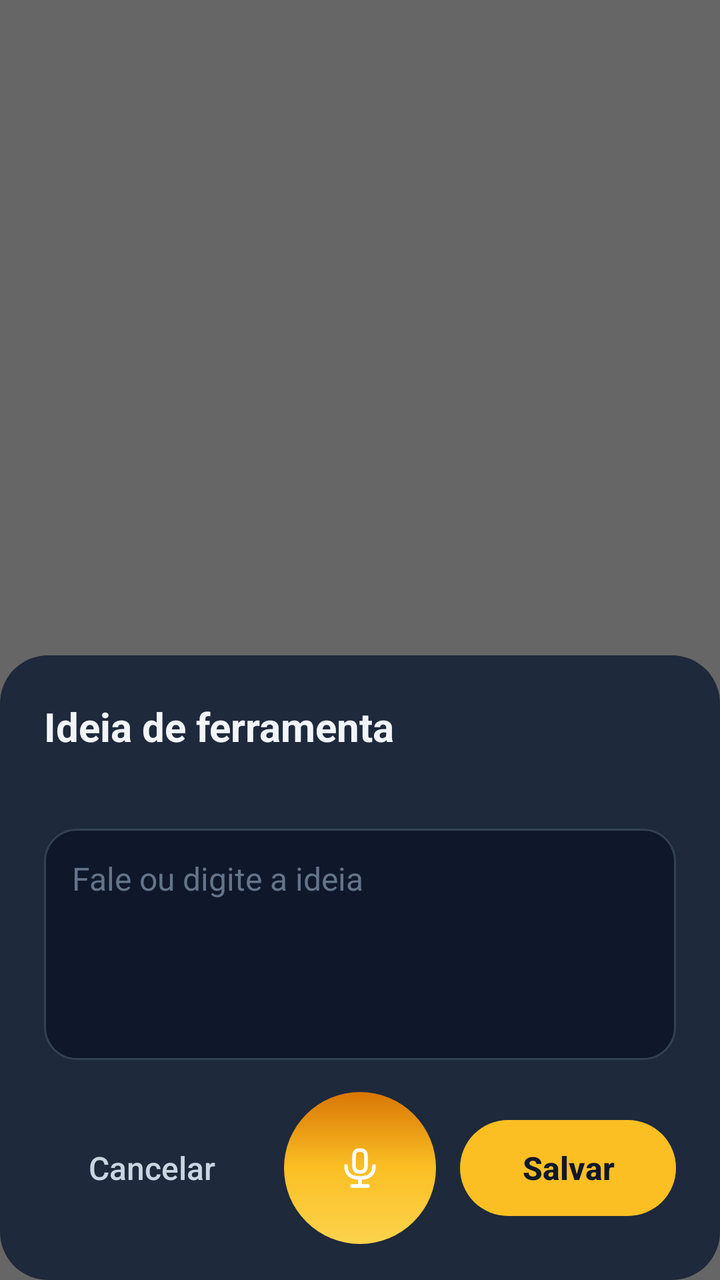
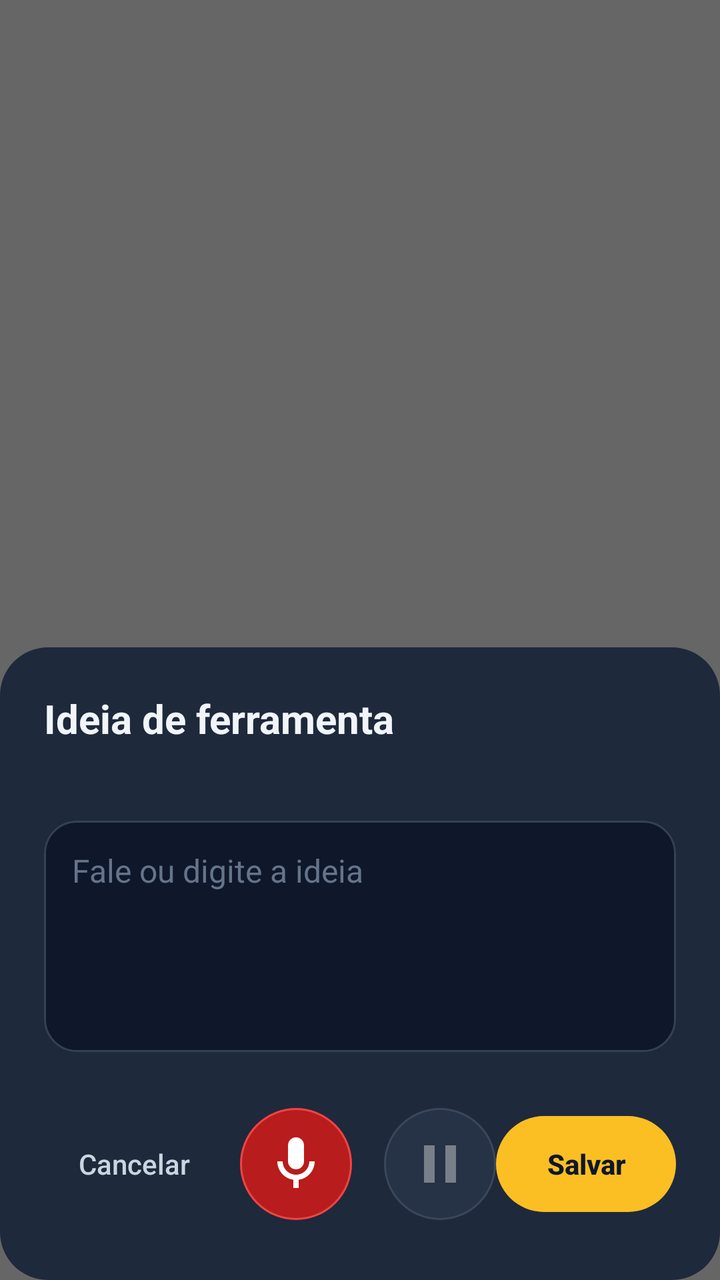

Screens rendered from an Android XML layout before and after an edit, with the pre-edit source and the edit as a unified diff.
<!-- AndroidManifest.xml: activity theme Theme.BancoCBR.Idea -->
<!-- res/layout/idea.xml -->
<?xml version="1.0" encoding="utf-8"?>
<FrameLayout xmlns:android="http://schemas.android.com/apk/res/android"
    android:id="@+id/idea_root" android:layout_width="match_parent" android:layout_height="match_parent"
    android:background="#99000000" android:fitsSystemWindows="true">
    <LinearLayout android:layout_width="match_parent" android:layout_height="wrap_content"
        android:layout_gravity="bottom" android:background="@drawable/idea_card" android:clickable="true"
        android:orientation="vertical" android:paddingStart="22dp" android:paddingEnd="22dp"
        android:paddingTop="22dp" android:paddingBottom="18dp">
        <TextView android:layout_width="match_parent" android:layout_height="wrap_content"
            android:text="@string/idea_title" android:textColor="@color/foreground" android:textSize="20sp" android:textStyle="bold" />
        <TextView android:id="@+id/idea_status" android:layout_width="match_parent" android:layout_height="wrap_content"
            android:layout_marginTop="4dp" android:textColor="@color/muted" android:textSize="13sp" />
        <EditText android:id="@+id/idea_input" android:layout_width="match_parent" android:layout_height="wrap_content"
            android:layout_marginTop="16dp" android:background="@drawable/idea_field" android:gravity="top|start"
            android:hint="@string/idea_hint" android:inputType="textMultiLine|textCapSentences"
            android:minLines="4" android:maxLines="10" android:padding="14dp" android:scrollbars="vertical"
            android:textColor="@color/foreground" android:textColorHint="#64748b" android:textSize="16sp"
            android:lineSpacingExtra="3dp" />
        <LinearLayout android:layout_width="match_parent" android:layout_height="wrap_content"
            android:layout_marginTop="16dp" android:gravity="center_vertical" android:orientation="horizontal">
            <Button android:id="@+id/idea_cancel" android:layout_width="0dp" android:layout_height="48dp" android:layout_weight="1"
                android:background="@android:color/transparent" android:stateListAnimator="@null"
                android:text="@string/idea_cancel" android:textAllCaps="false" android:textColor="@color/muted" android:textSize="16sp" />
            <Button android:id="@+id/idea_mic" android:layout_width="76dp" android:layout_height="76dp"
                android:layout_marginStart="12dp" android:layout_marginEnd="12dp"
                android:background="@drawable/idea_mic_off" android:stateListAnimator="@null"
                android:contentDescription="@string/idea_mic_desc" />
            <Button android:id="@+id/idea_pause" android:layout_width="48dp" android:layout_height="48dp"
                android:layout_marginEnd="10dp" android:background="@drawable/idea_pause" android:stateListAnimator="@null"
                android:contentDescription="@string/idea_mic_desc" android:visibility="gone" />
            <Button android:id="@+id/idea_save" android:layout_width="0dp" android:layout_height="48dp" android:layout_weight="1"
                android:background="@drawable/idea_save" android:stateListAnimator="@null"
                android:text="@string/quick_save" android:textAllCaps="false" android:textColor="@color/background"
                android:textSize="16sp" android:textStyle="bold" />
        </LinearLayout>
    </LinearLayout>
</FrameLayout>
<!-- resources referenced by this layout -->
<resources>
  <color name="background">#0f172a</color>
  <color name="foreground">#f1f5f9</color>
  <color name="muted">#cbd5e1</color>
  <!-- drawable idea_card (drawable) -->
  <?xml version="1.0" encoding="utf-8"?>
  <shape xmlns:android="http://schemas.android.com/apk/res/android" android:shape="rectangle">
      <solid android:color="#1e293b" />
      <corners android:radius="24dp" />
  </shape>
  <!-- drawable idea_field (drawable) -->
  <?xml version="1.0" encoding="utf-8"?>
  <shape xmlns:android="http://schemas.android.com/apk/res/android" android:shape="rectangle">
      <solid android:color="#0f172a" />
      <stroke android:width="1dp" android:color="#334155" />
      <corners android:radius="16dp" />
  </shape>
  <!-- drawable idea_mic_off (drawable) -->
  <?xml version="1.0" encoding="utf-8"?>
  <layer-list xmlns:android="http://schemas.android.com/apk/res/android">
      <item>
          <shape android:shape="oval">
              <gradient android:angle="90" android:startColor="#fcd34d" android:centerColor="#fbbf24" android:endColor="#d97706" />
          </shape>
      </item>
      <item android:top="26dp" android:bottom="26dp" android:left="26dp" android:right="26dp"
          android:drawable="@drawable/ic_mic" />
  </layer-list>
  <!-- drawable idea_pause (drawable) -->
  <?xml version="1.0" encoding="utf-8"?>
  <layer-list xmlns:android="http://schemas.android.com/apk/res/android">
      <item>
          <shape android:shape="oval">
              <solid android:color="#334155" />
              <stroke android:width="2dp" android:color="#475569" />
          </shape>
      </item>
      <item android:top="15dp" android:bottom="15dp" android:left="15dp" android:right="15dp"
          android:drawable="@drawable/ic_pause" />
  </layer-list>
  <!-- drawable idea_save (drawable) -->
  <?xml version="1.0" encoding="utf-8"?>
  <shape xmlns:android="http://schemas.android.com/apk/res/android" android:shape="rectangle">
      <solid android:color="@color/tool" />
      <corners android:radius="24dp" />
  </shape>
  <string name="idea_cancel">Cancelar</string>
  <string name="idea_hint">Fale ou digite a ideia</string>
  <string name="idea_mic_desc">Gravar ou pausar</string>
  <string name="idea_title">Ideia de ferramenta</string>
  <string name="quick_save">Salvar</string>
  <style name="Theme.BancoCBR.Idea" parent="android:style/Theme.Material.NoActionBar">
          <item name="android:windowIsTranslucent">true</item>
          <item name="android:windowBackground">@android:color/transparent</item>
          <item name="android:backgroundDimEnabled">false</item>
          <item name="android:statusBarColor">@android:color/transparent</item>
          <item name="android:navigationBarColor">#1e293b</item>
          <item name="android:colorAccent">@color/tool</item>
          <item name="android:windowAnimationStyle">@android:style/Animation.InputMethod</item>
      </style>
  <!-- drawable ic_mic (drawable) -->
  <?xml version="1.0" encoding="utf-8"?>
  <vector xmlns:android="http://schemas.android.com/apk/res/android"
      android:width="48dp" android:height="48dp" android:viewportWidth="24" android:viewportHeight="24">
      <path android:fillColor="@android:color/transparent" android:strokeColor="#ffffff"
          android:strokeWidth="1.8" android:strokeLineCap="round" android:strokeLineJoin="round"
          android:pathData="M12,3 Q9,3 9,6 V11 Q9,14 12,14 Q15,14 15,11 V6 Q15,3 12,3 Z M5,11 Q5,17 12,17 Q19,17 19,11 M12,17 V21 M8,21 H16" />
  </vector>
  <!-- drawable ic_pause (drawable) -->
  <?xml version="1.0" encoding="utf-8"?>
  <vector xmlns:android="http://schemas.android.com/apk/res/android"
      android:width="48dp" android:height="48dp" android:viewportWidth="24" android:viewportHeight="24">
      <path android:fillColor="#ffffff"
          android:pathData="M8,5 a1.6,1.6 0 0,1 3.2,0 v14 a1.6,1.6 0 0,1 -3.2,0 Z M12.8,5 a1.6,1.6 0 0,1 3.2,0 v14 a1.6,1.6 0 0,1 -3.2,0 Z" />
  </vector>
  <color name="tool">#fbbf24</color>
</resources>

<!-- the commit's change to res/layout/idea.xml (unified diff, before → after) -->
@@ -17,21 +17,34 @@
             android:textColor="@color/foreground" android:textColorHint="#64748b" android:textSize="16sp"
             android:lineSpacingExtra="3dp" />
         <LinearLayout android:layout_width="match_parent" android:layout_height="wrap_content"
-            android:layout_marginTop="16dp" android:gravity="center_vertical" android:orientation="horizontal">
+            android:layout_marginTop="16dp" android:gravity="center" android:orientation="horizontal">
             <Button android:id="@+id/idea_cancel" android:layout_width="0dp" android:layout_height="48dp" android:layout_weight="1"
                 android:background="@android:color/transparent" android:stateListAnimator="@null"
-                android:text="@string/idea_cancel" android:textAllCaps="false" android:textColor="@color/muted" android:textSize="16sp" />
-            <Button android:id="@+id/idea_mic" android:layout_width="76dp" android:layout_height="76dp"
-                android:layout_marginStart="12dp" android:layout_marginEnd="12dp"
-                android:background="@drawable/idea_mic_off" android:stateListAnimator="@null"
-                android:contentDescription="@string/idea_mic_desc" />
-            <Button android:id="@+id/idea_pause" android:layout_width="48dp" android:layout_height="48dp"
-                android:layout_marginEnd="10dp" android:background="@drawable/idea_pause" android:stateListAnimator="@null"
-                android:contentDescription="@string/idea_mic_desc" android:visibility="gone" />
+                android:minWidth="0dp" android:paddingStart="4dp" android:paddingEnd="4dp"
+                android:text="@string/idea_cancel" android:textAllCaps="false" android:textColor="@color/muted" android:textSize="14sp" />
+            <LinearLayout android:layout_width="136dp" android:layout_height="80dp"
+                android:gravity="center" android:orientation="horizontal">
+                <FrameLayout android:layout_width="72dp" android:layout_height="80dp">
+                    <View android:id="@+id/idea_mic_ring" android:layout_width="72dp" android:layout_height="72dp"
+                        android:layout_gravity="center" android:background="@drawable/idea_mic_ring"
+                        android:importantForAccessibility="no" android:visibility="invisible" />
+                    <ImageButton android:id="@+id/idea_mic" android:layout_width="56dp" android:layout_height="56dp"
+                        android:layout_gravity="center" android:padding="12dp" android:scaleType="fitCenter"
+                        android:src="@drawable/ic_mic" android:background="@drawable/idea_mic_off"
+                        android:backgroundTint="@null" android:stateListAnimator="@null"
+                        android:contentDescription="@string/idea_mic_desc" />
+                </FrameLayout>
+                <ImageButton android:id="@+id/idea_pause" android:layout_width="56dp" android:layout_height="56dp"
+                    android:layout_marginStart="8dp" android:padding="12dp" android:scaleType="fitCenter"
+                    android:src="@drawable/ic_pause" android:background="@drawable/idea_pause"
+                    android:backgroundTint="@null" android:stateListAnimator="@null"
+                    android:contentDescription="@string/idea_pause_desc" android:enabled="false" android:alpha="0.4" />
+            </LinearLayout>
             <Button android:id="@+id/idea_save" android:layout_width="0dp" android:layout_height="48dp" android:layout_weight="1"
                 android:background="@drawable/idea_save" android:stateListAnimator="@null"
                 android:text="@string/quick_save" android:textAllCaps="false" android:textColor="@color/background"
-                android:textSize="16sp" android:textStyle="bold" />
+                android:minWidth="0dp" android:paddingStart="4dp" android:paddingEnd="4dp"
+                android:textSize="14sp" android:textStyle="bold" />
         </LinearLayout>
     </LinearLayout>
 </FrameLayout>
<!-- resource entries referenced after the edit -->
@@ -18,27 +18,30 @@
   </shape>
   <!-- drawable idea_mic_off (drawable) -->
   <?xml version="1.0" encoding="utf-8"?>
-  <layer-list xmlns:android="http://schemas.android.com/apk/res/android">
+  <ripple xmlns:android="http://schemas.android.com/apk/res/android" android:color="#40FFFFFF">
       <item>
           <shape android:shape="oval">
-              <gradient android:angle="90" android:startColor="#fcd34d" android:centerColor="#fbbf24" android:endColor="#d97706" />
+              <solid android:color="#B91C1C" />
+              <stroke android:width="1dp" android:color="#EF4444" />
           </shape>
       </item>
-      <item android:top="26dp" android:bottom="26dp" android:left="26dp" android:right="26dp"
-          android:drawable="@drawable/ic_mic" />
-  </layer-list>
+  </ripple>
+  <!-- drawable idea_mic_ring (drawable) -->
+  <?xml version="1.0" encoding="utf-8"?>
+  <shape xmlns:android="http://schemas.android.com/apk/res/android" android:shape="oval">
+      <solid android:color="#18EF4444" />
+      <stroke android:width="2dp" android:color="#EF4444" />
+  </shape>
   <!-- drawable idea_pause (drawable) -->
   <?xml version="1.0" encoding="utf-8"?>
-  <layer-list xmlns:android="http://schemas.android.com/apk/res/android">
+  <ripple xmlns:android="http://schemas.android.com/apk/res/android" android:color="#30FFFFFF">
       <item>
           <shape android:shape="oval">
               <solid android:color="#334155" />
-              <stroke android:width="2dp" android:color="#475569" />
+              <stroke android:width="1dp" android:color="#64748B" />
           </shape>
       </item>
-      <item android:top="15dp" android:bottom="15dp" android:left="15dp" android:right="15dp"
-          android:drawable="@drawable/ic_pause" />
-  </layer-list>
+  </ripple>
   <!-- drawable idea_save (drawable) -->
   <?xml version="1.0" encoding="utf-8"?>
   <shape xmlns:android="http://schemas.android.com/apk/res/android" android:shape="rectangle">
@@ -48,6 +51,7 @@
   <string name="idea_cancel">Cancelar</string>
   <string name="idea_hint">Fale ou digite a ideia</string>
   <string name="idea_mic_desc">Gravar ou pausar</string>
+  <string name="idea_pause_desc">Pausar gravação</string>
   <string name="idea_title">Ideia de ferramenta</string>
   <string name="quick_save">Salvar</string>
   <style name="Theme.BancoCBR.Idea" parent="android:style/Theme.Material.NoActionBar">
@@ -63,16 +67,15 @@
   <?xml version="1.0" encoding="utf-8"?>
   <vector xmlns:android="http://schemas.android.com/apk/res/android"
       android:width="48dp" android:height="48dp" android:viewportWidth="24" android:viewportHeight="24">
-      <path android:fillColor="@android:color/transparent" android:strokeColor="#ffffff"
-          android:strokeWidth="1.8" android:strokeLineCap="round" android:strokeLineJoin="round"
-          android:pathData="M12,3 Q9,3 9,6 V11 Q9,14 12,14 Q15,14 15,11 V6 Q15,3 12,3 Z M5,11 Q5,17 12,17 Q19,17 19,11 M12,17 V21 M8,21 H16" />
+      <path android:fillColor="#FFFFFF"
+          android:pathData="M12,14c1.66,0 3,-1.34 3,-3V5c0,-1.66 -1.34,-3 -3,-3S9,3.34 9,5v6c0,1.66 1.34,3 3,3zM17,11c0,2.76 -2.24,5 -5,5s-5,-2.24 -5,-5H5c0,3.53 2.61,6.43 6,6.92V21h2v-3.08c3.39,-0.49 6,-3.39 6,-6.92z" />
   </vector>
   <!-- drawable ic_pause (drawable) -->
   <?xml version="1.0" encoding="utf-8"?>
   <vector xmlns:android="http://schemas.android.com/apk/res/android"
       android:width="48dp" android:height="48dp" android:viewportWidth="24" android:viewportHeight="24">
       <path android:fillColor="#ffffff"
-          android:pathData="M8,5 a1.6,1.6 0 0,1 3.2,0 v14 a1.6,1.6 0 0,1 -3.2,0 Z M12.8,5 a1.6,1.6 0 0,1 3.2,0 v14 a1.6,1.6 0 0,1 -3.2,0 Z" />
+          android:pathData="M6,19h4V5H6zM14,5v14h4V5z" />
   </vector>
   <color name="tool">#fbbf24</color>
 </resources>
